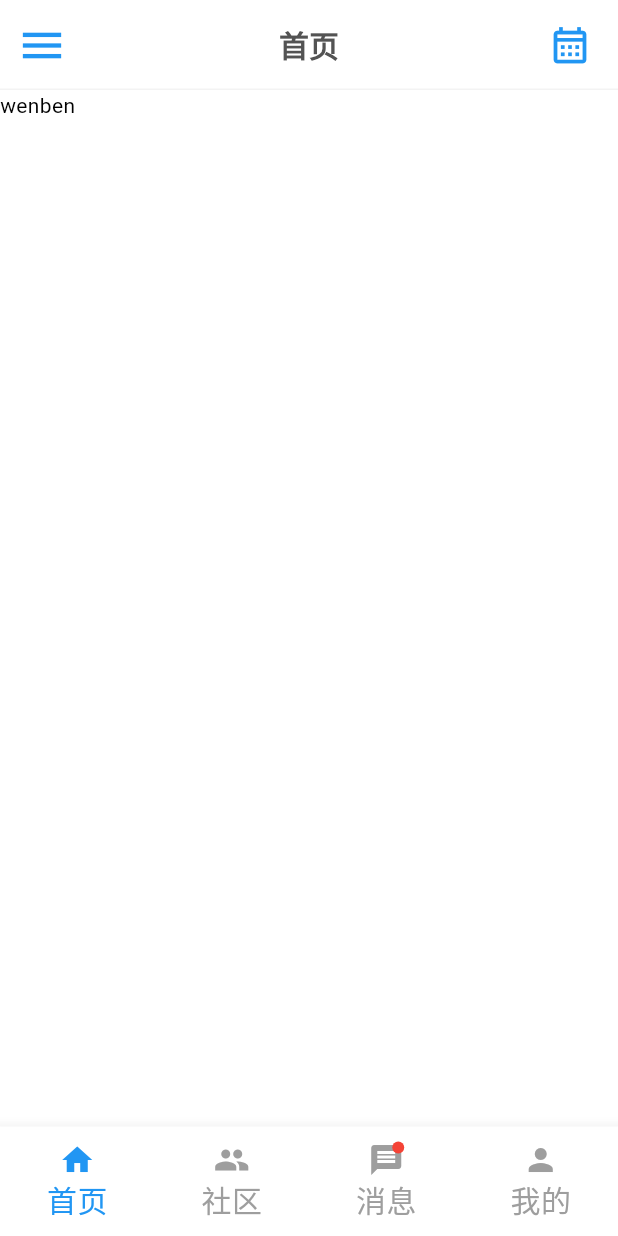
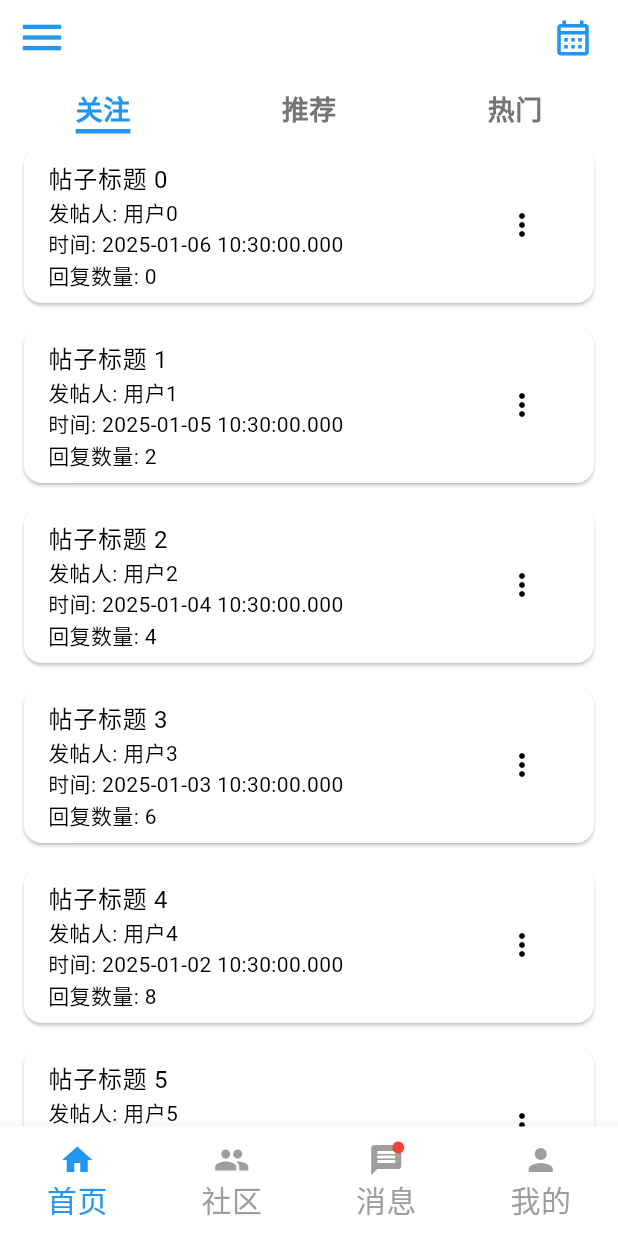
Before and after one commit to sudafin/xingxing_forum_app, a Flutter app: the screen it shows after launch, on a phone screen of 412 x 824 dp. Run offline on Flutter 3.47's test engine with Material 3 defaults, Android fonts, the phone set to English and light mode, and no system bars; our stand-ins replace event_bus, fluttertoast, font_awesome_flutter, logger, package_info_plus; missing offline and left inert: android_intent_plus, clipboard.

Commit message:
feat(home): 重构首页并添加新功能
- 重新设计了首页布局，增加了关注、推荐和热门三个标签页
- 实现了首页标签页的滑动切换和底部导航栏联动
- 更新了消息页面的样式，增加了打开菜单栏的功能
- 重构了公共AppBar组件，提高了代码复用性
- 删除了未使用的init_item.dart、menu_table_data.dart和share_widget.dart文件

```diff
--- a/lib/enum/page_type_enum.dart
+++ b/lib/enum/page_type_enum.dart
@@ -1,11 +1,11 @@
 // 页面类型枚举
 enum PageType implements Comparable<PageType> {
-  home(id: 1, name: "首页"),
-  group(id: 2, name: "群组"),
-  message(id: 3, name: "消息"),
-  profile(id: 4, name: "个人信息");
-  const PageType({required this.id,required this.name});
-  final int id;
+  home(height: 90, name: "首页"),
+  group(height: 50, name: "群组"),
+  message(height: 50, name: "消息"),
+  profile(height: 50, name: "个人信息");
+  const PageType({required this.height,required this.name});
+  final int height;
   final String name;
 
   get pageType => this;
@@ -13,7 +13,7 @@ enum PageType implements Comparable<PageType> {
 
   @override
   int compareTo(PageType other) {
-    return id.compareTo(other.id);
+    return height.compareTo(other.height);
   }
 
 }
--- a/lib/main.dart
+++ b/lib/main.dart
@@ -33,6 +33,8 @@ class _MyAppState extends State<MyApp> {
       theme: ThemeData(
         brightness: Brightness.light,
         appBarTheme: AppBarTheme(
+        color: context.watch<StoreViewModel>().theme == Brightness.light
+                ?  Color(0xFFFFFFFF):Color.fromARGB(243, 74, 74, 74),
         //appbar字体颜色
           titleTextStyle: TextStyle(
             color: context.watch<StoreViewModel>().theme == Brightness.light
@@ -40,6 +42,7 @@ class _MyAppState extends State<MyApp> {
                 : Color(0xFFFFFFFF),
             fontSize: 20,
             fontWeight: FontWeight.bold,
+
           ),
           centerTitle: true,
           elevation: 0,
--- /dev/null
+++ b/lib/model/event_model.dart
@@ -0,0 +1,4 @@
+class HomePageChangeEvent {
+  final int index;
+  HomePageChangeEvent(this.index);
+}
--- /dev/null
+++ b/lib/pages/home/follow_page.dart
@@ -0,0 +1,63 @@
+import 'package:flutter/material.dart';
+
+class FollowPage extends StatelessWidget {
+  const FollowPage({super.key});
+
+  @override
+  Widget build(BuildContext context) {
+    return ListView.builder(
+      itemCount: 10, // 假设有10个帖子
+      itemBuilder: (context, index) {
+        return _buildPostItem(context, index);
+      },
+    );
+  }
+
+  Widget _buildPostItem(BuildContext context, int index) {
+    return Card(
+      margin: EdgeInsets.symmetric(vertical: 8, horizontal: 16),
+      child: ListTile(
+        title: Text('帖子标题 $index'),
+        subtitle: Column(
+          crossAxisAlignment: CrossAxisAlignment.start,
+          children: [
+            Text('发帖人: 用户$index'),
+            Text('时间: ${DateTime.now().subtract(Duration(days: index)).toLocal()}'),
+            Text('回复数量: ${index * 2}'),
+          ],
+        ),
+        trailing: IconButton(
+          icon: Icon(Icons.more_vert),
+          onPressed: () {
+            _showBottomSheet(context);
+          },
+        ),
+      ),
+    );
+  }
+
+  void _showBottomSheet(BuildContext context) {
+    showModalBottomSheet(
+      context: context,
+      builder: (context) {
+        return Container(
+          padding: EdgeInsets.all(16),
+          child: Column(
+            mainAxisSize: MainAxisSize.min,
+            children: [
+              ListTile(
+                leading: Icon(Icons.bookmark),
+                title: Text('收藏'),
+                onTap: () {
+                  // 处理收藏逻辑
+                  Navigator.pop(context); // 关闭底部弹窗
+                },
+              ),
+              // 可以添加更多选项
+            ],
+          ),
+        );
+      },
+    );
+  }
+}
--- a/lib/pages/home/home_page.dart
+++ b/lib/pages/home/home_page.dart
@@ -2,7 +2,10 @@ import 'package:flutter/material.dart';
 import 'package:xingxing_forum_app/enum/page_type_enum.dart';
 import 'package:xingxing_forum_app/pages/main/appbar_widget.dart';
 import 'package:xingxing_forum_app/pages/main/menu_drawer.dart';
-
+import 'package:xingxing_forum_app/model/event_model.dart';
+import 'package:xingxing_forum_app/pages/home/follow_page.dart';
+import 'package:xingxing_forum_app/pages/home/recommend_page.dart';
+import 'package:xingxing_forum_app/pages/home/popular_page.dart';
 class HomePage extends StatelessWidget {
   const HomePage({super.key});
 
@@ -23,8 +26,20 @@ class HomePageBody extends StatefulWidget {
   State<HomePageBody> createState() => HomePageBodyState();
 }
 class HomePageBodyState extends State<HomePageBody> {
+  int currentIndex = 0;
+  List<Widget> pages = [
+    FollowPage(),
+    RecommendPage(),
+    PopularPage(),
+  ];
   @override
   Widget build(BuildContext context) {
-    return Text("wenben");
+  //监听页面切换事件
+    eventBus.on<HomePageChangeEvent>().listen((event) {
+      setState(() {
+        currentIndex = event.index;
+      });
+    });
+    return pages[currentIndex];
   }
 }
--- a/lib/pages/main/appbar_widget.dart
+++ b/lib/pages/main/appbar_widget.dart
@@ -1,23 +1,26 @@
 import 'package:flutter/material.dart';
-import 'package:provider/provider.dart';
-import '../../../store/store_viewmodel.dart';
 import '../../../enum/page_type_enum.dart';
-
-class AppBarWidgetHome extends StatelessWidget implements PreferredSizeWidget {
+import '../../../model/event_model.dart';
+import 'package:event_bus/event_bus.dart';
+final eventBus = EventBus();
+class AppBarWidgetHome extends StatefulWidget implements PreferredSizeWidget {
   final PageType pageType;
   const AppBarWidgetHome({super.key, required this.pageType});
+  @override
+  Size get preferredSize => Size.fromHeight(pageType.height.toDouble());
+  @override
+  State<AppBarWidgetHome> createState() => AppBarWidgetHomeState();
+}
 
-  @override
-  Size get preferredSize => Size.fromHeight(60);
-
+class AppBarWidgetHomeState extends State<AppBarWidgetHome> {
   @override
   Widget build(BuildContext context) {
-    if (pageType==PageType.message) {
+    if (widget.pageType == PageType.message) {
       return MessageAppBar();
-    } else if (pageType==PageType.home) {
+    } else if (widget.pageType == PageType.home) {
       return HomeAppBar();
     } else {
-      return CommonAppBar(pageType: pageType);
+      return CommonAppBar(pageType: widget.pageType);
     }
   }
 }
@@ -69,7 +72,6 @@ class SearchBar extends StatelessWidget {
   }
 }
 
-
 class MessageAppBar extends StatelessWidget {
   const MessageAppBar({super.key});
 
@@ -90,7 +92,7 @@ class MessageAppBar extends StatelessWidget {
       actions: [
         // 添加好友
         IconButton(
-            padding: EdgeInsets.only(right: 8),
+          padding: EdgeInsets.only(right: 6),
           onPressed: () {
             //跳转添加好友页面
             Navigator.pushNamed(context, '/add_friend');
@@ -103,15 +105,14 @@ class MessageAppBar extends StatelessWidget {
   }
 }
 
-
-
 class CommonAppBar extends StatelessWidget {
   const CommonAppBar({super.key, required this.pageType});
   final PageType pageType;
 
   @override
   Widget build(BuildContext context) {
-    return  AppBar(
+    return AppBar(
+       backgroundColor: Color(0xFFFFFFFF), // 设置固定的背景颜色
       //加上border
       shape: Border(
         bottom: BorderSide(color: Color(0xFFF3F3F3), width: 1),
@@ -129,11 +130,11 @@ class CommonAppBar extends StatelessWidget {
         ),
       ),
       //如果是群组页面index为1，则显示搜索框
-        title: (pageType==PageType.group) ? SearchBar() : null,
+      title: (pageType == PageType.group) ? SearchBar() : null,
       //听歌图标和邮件图标太靠右
       actions: [
         Padding(
-            padding: EdgeInsets.only(right: 8),
+          padding: EdgeInsets.only(right: 6),
           child: IconButton(
             onPressed: () {
               Navigator.pushNamed(context, '/task');
@@ -141,7 +142,7 @@ class CommonAppBar extends StatelessWidget {
             icon: Icon(
               Icons.calendar_month_outlined,
               color: Colors.blue,
-                size: 29,
+              size: 28,
             ),
           ),
         ),
@@ -150,20 +151,30 @@ class CommonAppBar extends StatelessWidget {
   }
 }
 
-class HomeAppBar extends StatelessWidget {
+class HomeAppBar extends StatefulWidget {
   const HomeAppBar({super.key});
 
   @override
+  State<HomeAppBar> createState() => _HomeAppBarState();
+}
+
+class _HomeAppBarState extends State<HomeAppBar> {
+  final PageController _pageController = PageController();
+  int currentIndex = 0;
+
+  @override
   Widget build(BuildContext context) {
-    return  AppBar(
-        //加上border
-        shape: Border(
-          bottom: BorderSide(color: Color(0xFFF3F3F3), width: 1),
-        ),
-        //点击推拉出菜单栏
-        leading: IconButton(
+    return Column(
+      children: [
+        AppBar(
+          shape: Border.all(color: Color(0xFFFFFFFF), width: 0),
+          //滑动时阴影消失
+          scrolledUnderElevation: 0,
+          leading: Padding(
+            padding: EdgeInsets.only(bottom: 10),
+            child: IconButton(
               onPressed: () {
-            //打开菜单栏
+                // 打开菜单栏
                 Scaffold.of(context).openDrawer();
               },
               icon: Icon(
@@ -172,12 +183,10 @@ class HomeAppBar extends StatelessWidget {
                 size: 34,
               ),
             ),
-        //如果是群组页面index为1，则显示搜索框
-        title: Text('首页'),
-        //听歌图标和邮件图标太靠右
+          ),
           actions: [
             Padding(
-            padding: EdgeInsets.only(right: 8),
+              padding: EdgeInsets.only(right: 6, bottom: 10),
               child: IconButton(
                 onPressed: () {
                   Navigator.pushNamed(context, '/task');
@@ -185,11 +194,62 @@ class HomeAppBar extends StatelessWidget {
                 icon: Icon(
                   Icons.calendar_month_outlined,
                   color: Colors.blue,
-                size: 29,
+                  size: 28,
                 ),
+              ),
+            ),
+          ],
+        ),
+        Row(
+          mainAxisAlignment: MainAxisAlignment.spaceAround,
+          children: [
+            _buildTab('关注', 0),
+            _buildTab('推荐', 1),
+            _buildTab('热门', 2),
+          ],
+        ),
+        Expanded(
+          child: PageView(
+            controller: _pageController,
+            onPageChanged: (index) {
+              setState(() {
+                currentIndex = index;
+                eventBus.fire(HomePageChangeEvent(index));
+              });
+            },
           ),
         ),
       ],
     );
   }
+
+  Widget _buildTab(String title, int index) {
+    return GestureDetector(
+      onTap: () {
+        _pageController.jumpToPage(index);
+        setState(() {
+          currentIndex = index;
+        });
+        eventBus.fire(HomePageChangeEvent(index));
+      },
+      child: Container(
+        decoration: BoxDecoration(
+          border: Border(
+            bottom: BorderSide(
+              color: currentIndex == index ? Colors.blue : Colors.transparent,
+              width: 3,
+            ),
+          ),
+        ),
+        child: Text(
+          title,
+          style: TextStyle(
+            fontSize: 18,
+            fontWeight: FontWeight.bold,
+            color: currentIndex == index ? Colors.blue : Colors.grey[600],
+          ),
+        ),
+      ),
+    );
   }
+}
--- a/lib/pages/main/main_page.dart
+++ b/lib/pages/main/main_page.dart
@@ -1,6 +1,6 @@
 import 'package:flutter/material.dart';
 import 'package:xingxing_forum_app/utils/size_fit.dart';
-import 'init_item.dart';
+import 'init_data/init_item.dart';
 
 
 class MainPage extends StatefulWidget {
--- a/lib/pages/main/menu_drawer.dart
+++ b/lib/pages/main/menu_drawer.dart
@@ -1,8 +1,8 @@
 import 'package:flutter/material.dart';
 import 'package:provider/provider.dart';
 import 'package:xingxing_forum_app/store/store_viewmodel.dart';
-import 'package:xingxing_forum_app/pages/main/menu_table_data.dart';
-import 'package:xingxing_forum_app/pages/main/share_widget.dart';
+import 'package:xingxing_forum_app/pages/main/init_data/menu_table_data.dart';
+import 'package:xingxing_forum_app/pages/menu/share/share_widget.dart';
 
 @immutable
 /// 菜单栏
--- a/lib/pages/main/share_widget.dart
+++ b/lib/pages/menu/share/share_widget.dart
@@ -3,8 +3,8 @@ import 'package:fluttertoast/fluttertoast.dart';
 import 'package:font_awesome_flutter/font_awesome_flutter.dart';
 import 'package:android_intent_plus/android_intent.dart';
 import 'package:clipboard/clipboard.dart';
-import '../../../utils/size_fit.dart';
-import '../../../store/store_viewmodel.dart';
+import '../../../../utils/size_fit.dart';
+import '../../../../store/store_viewmodel.dart';
 import 'package:provider/provider.dart';
 
 
```
Also changed, not shown: lib/pages/home/popular_page.dart (added, +15 -0 lines), lib/pages/home/recommend_page.dart (added, +187 -0 lines), lib/pages/main/init_data/init_item.dart (renamed from lib/pages/main/init_item.dart, +4 -4 lines), lib/pages/main/init_data/menu_table_data.dart (renamed from lib/pages/main/menu_table_data.dart). Lines whose indentation alone changed are shown as unchanged.
